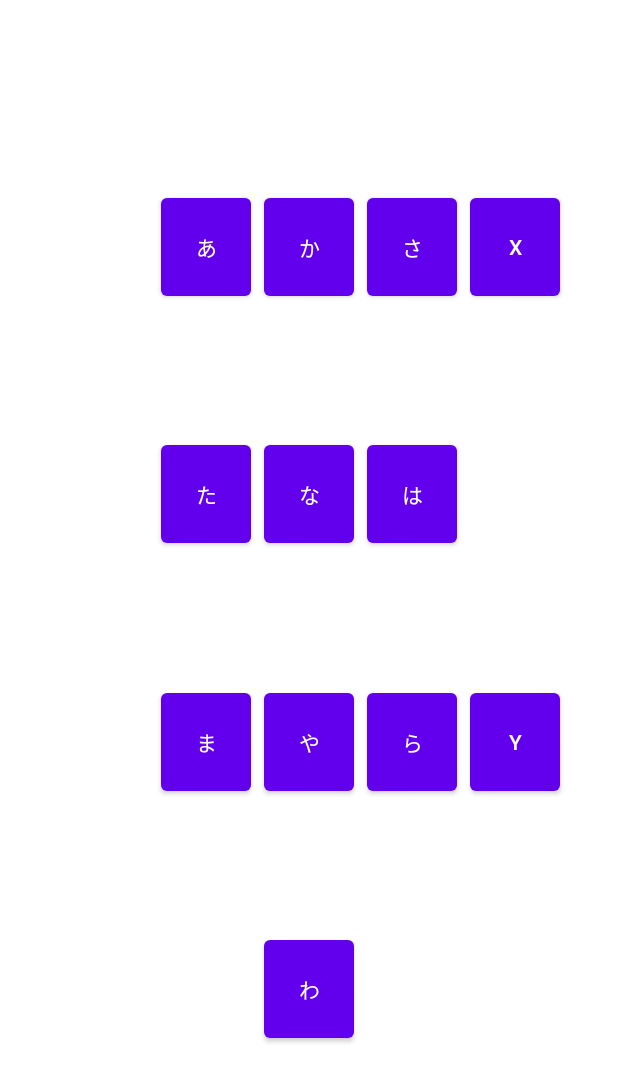
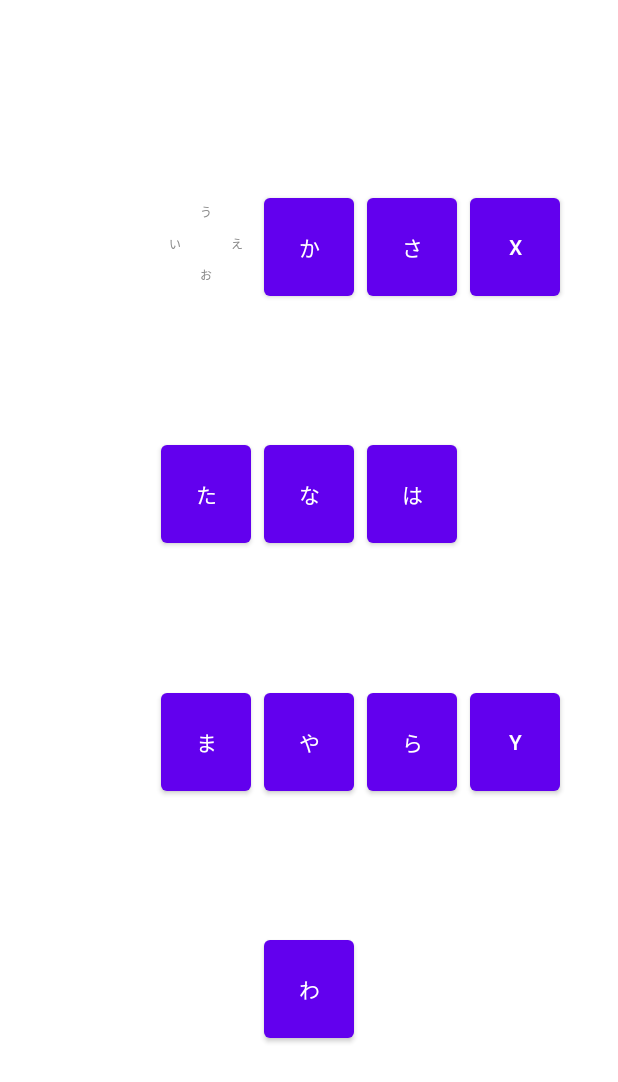
Before and after one commit to NelsonAPenn/japanese_android_ime, an Android app: the layout input.xml on its own in the app's theme, with its tools: preview values and no code run, on a phone screen of 412 x 824 dp. Shown: the top 1082 px of the screen. Run offline under Robolectric (Android 15) with nearby library versions, the phone set to English and light mode, and no system bars.

Commit message:
primitive onTouch, use one button

```diff
--- a/app/src/main/java/org/cvhmem/japaneseime/DirectionalKey.kt
+++ b/app/src/main/java/org/cvhmem/japaneseime/DirectionalKey.kt
@@ -7,6 +7,7 @@ import android.graphics.Paint
 import android.graphics.drawable.Drawable
 import android.text.TextPaint
 import android.util.AttributeSet
+import android.view.MotionEvent
 import android.view.View
 
 enum class InputDirection
@@ -81,7 +82,7 @@ class DirectionalKey(context: Context, attrs: AttributeSet) : View(context, attr
         directionalTextPaint = TextPaint().apply {
             flags = Paint.ANTI_ALIAS_FLAG
             textAlign = Paint.Align.CENTER
-            color = Color.LTGRAY
+            color = Color.GRAY
         }
 
         // Update TextPaint and text measurements from attributes
@@ -119,7 +120,7 @@ class DirectionalKey(context: Context, attrs: AttributeSet) : View(context, attr
             canvas.drawText(
                 it,
                 paddingLeft + (contentWidth) / 2f,
-                paddingTop + (contentHeight) / 2f,
+                paddingTop + (contentHeight + centerTextHeight) / 2f,
                 centerTextPaint
             )
         }
@@ -128,8 +129,8 @@ class DirectionalKey(context: Context, attrs: AttributeSet) : View(context, attr
             directionLabels[label]?.let {
                 canvas.drawText(
                     it,
-                    paddingLeft + (contentWidth) / 2f + directionVectors[label].first * contentWidth * .25F,
-                    paddingTop + (contentWidth) / 2f + directionVectors[label].second * contentWidth * .25F,
+                    paddingLeft + (contentWidth) / 2f + directionVectors[label].first * contentWidth * .27F,
+                    paddingTop + (contentHeight + directionalTextHeight) / 2f + directionVectors[label].second * contentWidth * .27F,
                     directionalTextPaint
                 )
             }
@@ -145,4 +146,11 @@ class DirectionalKey(context: Context, attrs: AttributeSet) : View(context, attr
             it.draw(canvas)
         }
     }
+
+
+    override fun onTouchEvent(event: MotionEvent?): Boolean {
+        onInput(directionLabels[0] ?: "")
+        performClick()
+        return super.onTouchEvent(event)
+    }
 }
--- a/app/src/main/java/org/cvhmem/japaneseime/JapaneseInputMethodService.kt
+++ b/app/src/main/java/org/cvhmem/japaneseime/JapaneseInputMethodService.kt
@@ -22,7 +22,7 @@ class JapaneseInputMethodService public constructor() : InputMethodService()
              * New characters are always appended to the end of the composing text.
              * Characters are always deleted from before the composing text
              */
-            findViewById<Button>(R.id.button_a).setOnClickListener{
+            findViewById<DirectionalKey>(R.id.button_a).onInput = {
                 composingText.append("あ")
                 currentInputConnection.setComposingText(composingText, 1)
             };
--- a/app/src/main/res/layout/input.xml
+++ b/app/src/main/res/layout/input.xml
@@ -21,13 +21,19 @@
         >
     </org.cvhmem.japaneseime.DirectionalKey>-->
 
-    <Button
+    <org.cvhmem.japaneseime.DirectionalKey
         android:id="@+id/button_a"
-        android:layout_width="60dp"
+        android:layout_width="77dp"
         android:layout_height="77dp"
-        android:layout_marginEnd="-30dp"
+        android:layout_marginEnd="-38.5dp"
         android:layout_marginTop="-38.5dp"
-        android:text="あ"
+        app:centerTextSize="16dp"
+        app:directionalTextSize="8dp"
+        app:labelCenter="あ"
+        app:labelDown="お"
+        app:labelLeft="い"
+        app:labelRight="え"
+        app:labelUp="う"
         app:layout_constraintEnd_toStartOf="@+id/v_guideline_1"
         app:layout_constraintTop_toTopOf="@+id/h_guideline_0" />
     <Button
```
